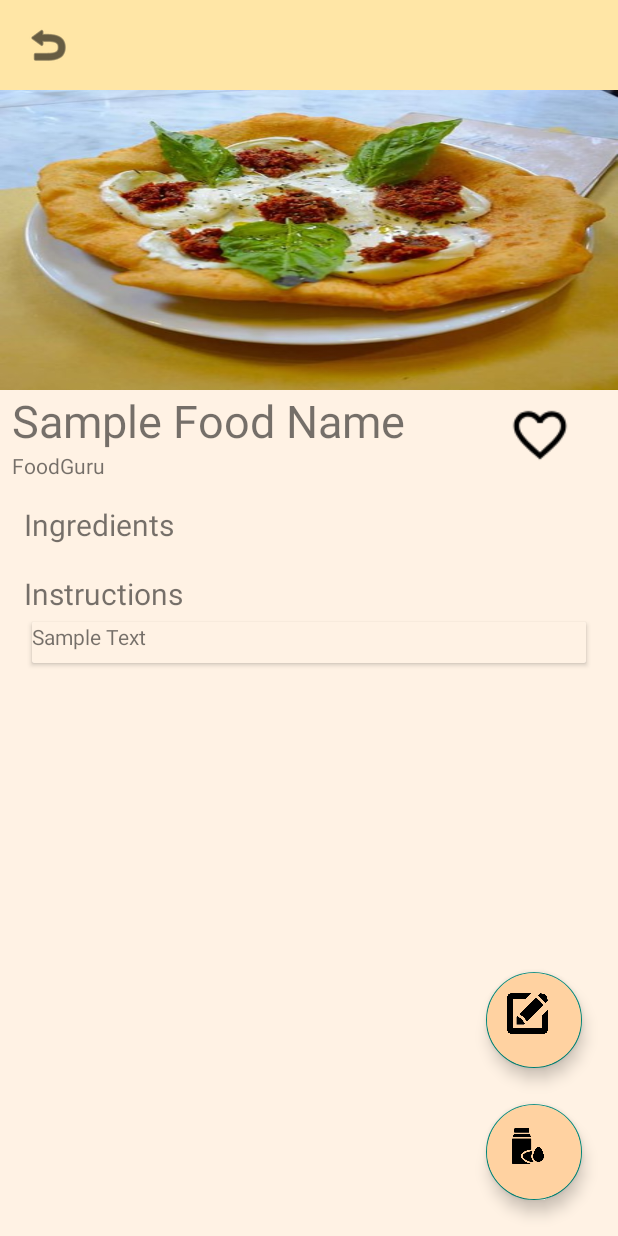
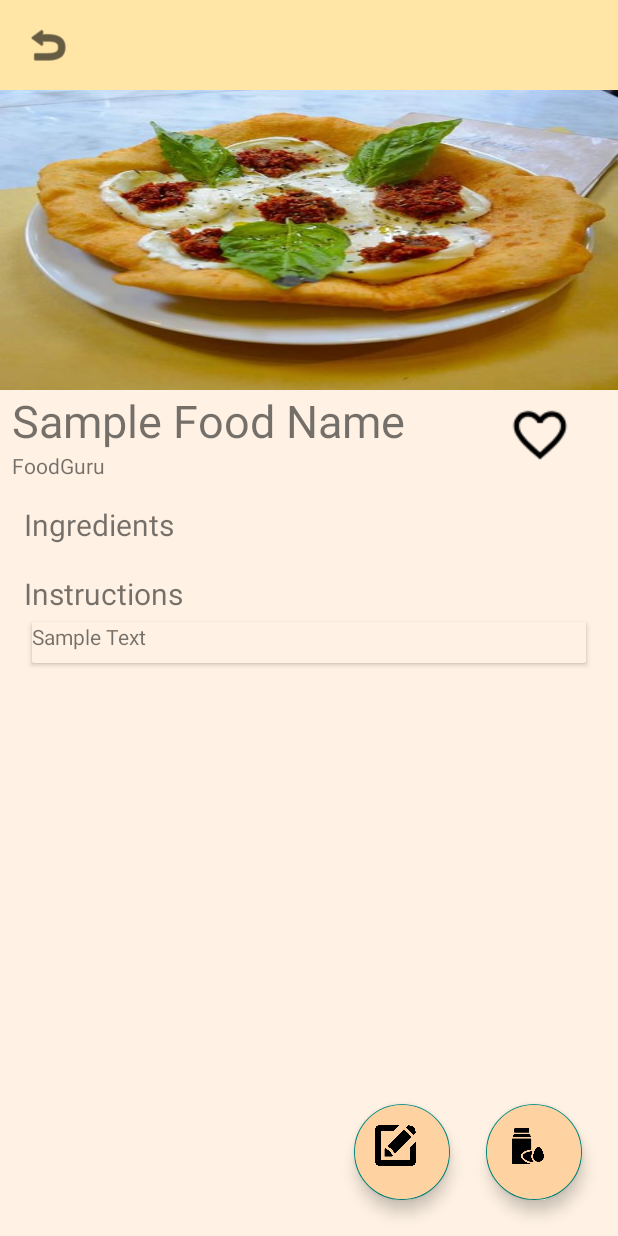
Before and after one commit to SeanCaoile/MobDeve, an Android app: the layout activity_recipe.xml on its own in the app's theme, with its tools: preview values and no code run, on a phone screen of 412 x 824 dp. Run offline under Robolectric (Android 15) with nearby library versions, the phone set to English and light mode, and no system bars.

Commit message:
moved fab placement

```diff
--- a/app/src/main/res/layout/activity_recipe.xml
+++ b/app/src/main/res/layout/activity_recipe.xml
@@ -105,7 +105,8 @@
                     android:layout_height="wrap_content"
                     android:orientation="vertical"
                     android:layout_marginTop="16dp"
-                    android:layout_marginHorizontal="16dp">
+                    android:layout_marginHorizontal="16dp"
+                    android:layout_marginBottom="80dp">
 
                     <TextView
                         android:layout_width="match_parent"
@@ -138,7 +139,7 @@
                         android:layout_height="wrap_content"
                         android:text="@string/instructions"
                         android:textSize="20sp"
-                        android:layout_marginTop="8dp"/>
+                        android:layout_marginTop="8dp" />
 
                     <androidx.cardview.widget.CardView
                         xmlns:android="http://schemas.android.com/apk/res/android"
@@ -185,8 +186,8 @@
             android:backgroundTint="#FFD2A1"
             android:clickable="true"
             app:maxImageSize="50dp"
-            app:layout_constraintBottom_toTopOf="@id/floatingActionButton"
-            app:layout_constraintEnd_toEndOf="parent"
+            app:layout_constraintBottom_toBottomOf="parent"
+            app:layout_constraintEnd_toStartOf="@+id/floatingActionButton"
             app:srcCompat="@drawable/edit_icon" />
 
         <FrameLayout
```
